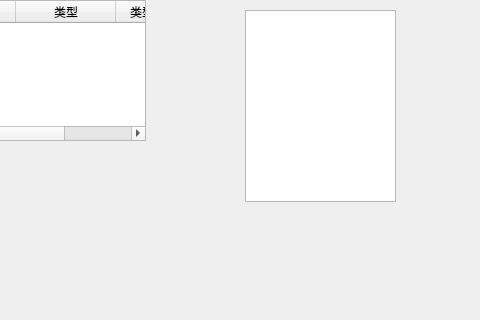
Before: the Qt Designer form symtable.ui in lh2080028463/Compiler, drawn with Qt 5; both pictures show x 155 to 635 and y 280 to 600 of the 800 by 600 pixel window.
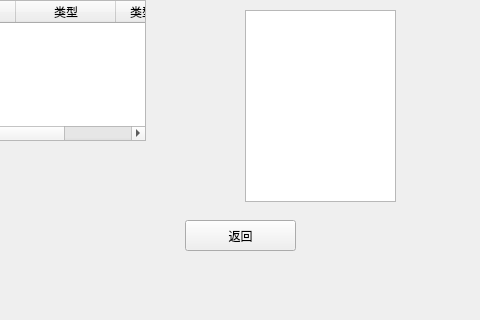
After: the same form once the commit is applied.

What changed in the file:
```diff
--- a/symtable.ui
+++ b/symtable.ui
@@ -166,6 +166,19 @@
      </property>
     </column>
    </widget>
+   <widget class="QPushButton" name="quitButton">
+    <property name="geometry">
+     <rect>
+      <x>340</x>
+      <y>500</y>
+      <width>111</width>
+      <height>31</height>
+     </rect>
+    </property>
+    <property name="text">
+     <string>返回</string>
+    </property>
+   </widget>
   </widget>
   <widget class="QMenuBar" name="menubar">
    <property name="geometry">
```
